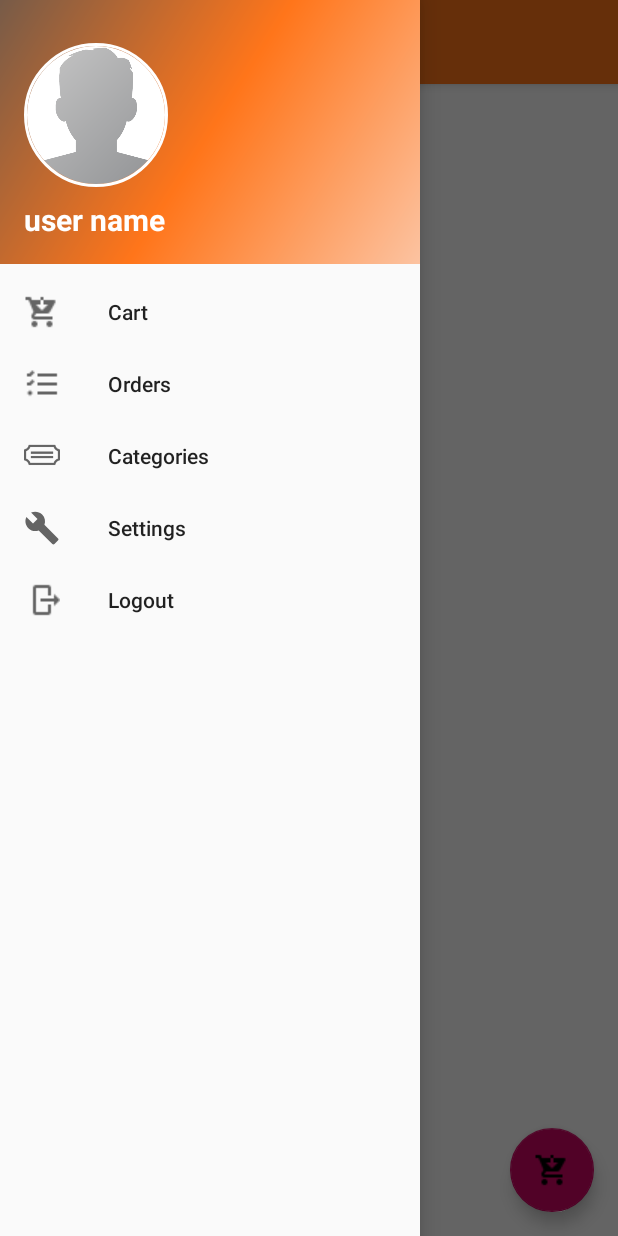
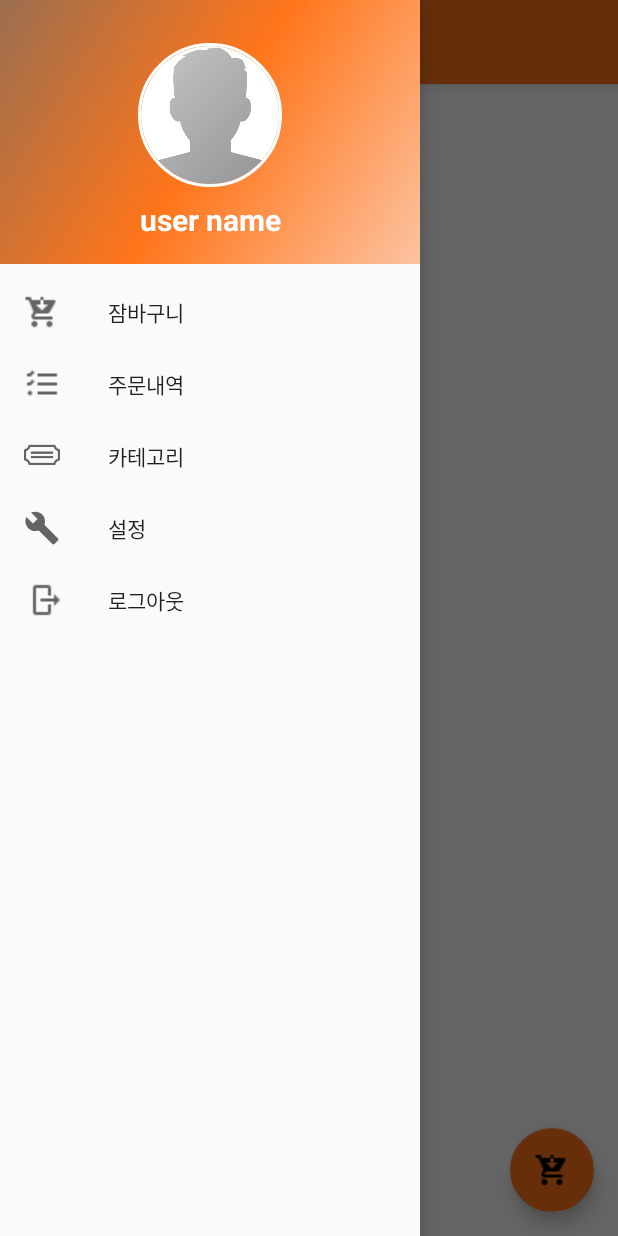
Before and after one commit to nomadlife/eCommerce_app, an Android app: the HomeActivity screen opened directly, with no data from a screen before it, with the side drawer open, on a phone screen of 412 x 824 dp. Run offline under Robolectric (Android 15) with nearby library versions, the phone set to English and light mode, and no system bars; our stand-ins replace CircleImageView; libraries missing offline, so code that uses them is left out: io.paperdb; 2 statements that could not run were skipped.

Commit message:
ch15. home, userdata, color

```diff
--- a/app/src/main/java/com/example/ecommerce/HomeActivity.java
+++ b/app/src/main/java/com/example/ecommerce/HomeActivity.java
@@ -3,6 +3,7 @@ package com.example.ecommerce;
 import android.content.Intent;
 import android.os.Bundle;
 
+import com.example.ecommerce.Prevalent.Prevalent;
 import com.google.android.material.floatingactionbutton.FloatingActionButton;
 import com.google.android.material.snackbar.Snackbar;
 
@@ -21,7 +22,9 @@ import androidx.appcompat.app.AppCompatActivity;
 import androidx.appcompat.widget.Toolbar;
 
 import android.view.Menu;
+import android.widget.TextView;
 
+import de.hdodenhof.circleimageview.CircleImageView;
 import io.paperdb.Paper;
 
 public class HomeActivity extends AppCompatActivity
@@ -47,13 +50,22 @@ public class HomeActivity extends AppCompatActivity
                         .setAction("Action", null).show();
             }
         });
+
         DrawerLayout drawer = findViewById(R.id.drawer_layout);
-        NavigationView navigationView = findViewById(R.id.nav_view);
         ActionBarDrawerToggle toggle = new ActionBarDrawerToggle(
                 this, drawer, toolbar, R.string.navigation_drawer_open, R.string.navigation_drawer_close);
         drawer.addDrawerListener(toggle);
         toggle.syncState();
+
+        NavigationView navigationView = findViewById(R.id.nav_view);
         navigationView.setNavigationItemSelectedListener(this);
+
+        View headerView = navigationView.getHeaderView(0);
+        TextView userNameTextView = headerView.findViewById(R.id.user_profile_name);
+        CircleImageView profileImageView = headerView.findViewById(R.id.user_profile_image);
+
+        userNameTextView.setText(Prevalent.currentOnlineUser.getName());
+
     }
 
     @Override
--- a/app/src/main/java/com/example/ecommerce/LoginActivity.java
+++ b/app/src/main/java/com/example/ecommerce/LoginActivity.java
@@ -95,6 +95,7 @@ public class LoginActivity extends AppCompatActivity {
                             LoadingBar.dismiss();
 
                             Intent intent = new Intent(LoginActivity.this, HomeActivity.class);
+                            Prevalent.currentOnlineUser = usersData;
                             startActivity(intent);
                         } else {
                             LoadingBar.dismiss();
--- a/app/src/main/java/com/example/ecommerce/Prevalent/Prevalent.java
+++ b/app/src/main/java/com/example/ecommerce/Prevalent/Prevalent.java
@@ -3,7 +3,8 @@ package com.example.ecommerce.Prevalent;
 import com.example.ecommerce.Model.Users;
 
 public class Prevalent {
-    private static Users currentOnlineUser;
+
+    public static Users currentOnlineUser;
 
     public static final String UserPhoneKey = "UserPhone";
     public static final String UserPasswordKey = "UserPassword";
--- a/app/src/main/res/drawable/side_nav_bar.xml
+++ b/app/src/main/res/drawable/side_nav_bar.xml
@@ -2,7 +2,7 @@
     android:shape="rectangle">
     <gradient
         android:angle="135"
-        android:endColor="#775B48"
+        android:endColor="#9B6E4F"
         android:centerColor="#FF751A"
         android:startColor="#FCC3A1"
         android:type="linear" />
--- a/app/src/main/res/layout/app_bar_home.xml
+++ b/app/src/main/res/layout/app_bar_home.xml
@@ -28,6 +28,7 @@
         android:layout_height="wrap_content"
         android:layout_gravity="bottom|end"
         android:layout_margin="@dimen/fab_margin"
-        app:srcCompat="@drawable/nav_cart" />
+        app:srcCompat="@drawable/nav_cart"
+        app:backgroundTint="@color/colorPrimary"/>
 
 </androidx.coordinatorlayout.widget.CoordinatorLayout>
--- a/app/src/main/res/layout/nav_header_home.xml
+++ b/app/src/main/res/layout/nav_header_home.xml
@@ -21,6 +21,7 @@
         android:src="@drawable/profile"
         app:civ_border_width="2dp"
         app:civ_border_color="@android:color/white"
+        android:layout_gravity="center"
         />
 
     <TextView
@@ -31,6 +32,7 @@
         android:textSize="20sp"
         android:textStyle="bold"
         android:text="user name"
+        android:gravity="center"
         android:textAppearance="@style/TextAppearance.AppCompat.Body1" />
 
 
--- a/app/src/main/res/menu/activity_home_drawer.xml
+++ b/app/src/main/res/menu/activity_home_drawer.xml
@@ -7,27 +7,27 @@
         <item
             android:id="@+id/nav_cart"
             android:icon="@drawable/nav_cart"
-            android:title="Cart"
+            android:title="잠바구니"
             android:iconTint="@android:color/white"/>
         <item
             android:id="@+id/nav_orders"
             android:icon="@drawable/orders"
-            android:title="Orders"
+            android:title="주문내역"
             android:iconTint="@android:color/white"/>
         <item
             android:id="@+id/nav_categories"
             android:icon="@drawable/category"
-            android:title="Categories"
+            android:title="카테고리"
             android:iconTint="@android:color/white"/>
         <item
             android:id="@+id/nav_settings"
             android:icon="@drawable/ic_menu_manage"
-            android:title="Settings"
+            android:title="설정"
             android:iconTint="@android:color/white"/>
         <item
             android:id="@+id/nav_logout"
             android:icon="@drawable/logout"
-            android:title="Logout"
+            android:title="로그아웃"
             android:iconTint="@android:color/white"/>
     </group>
 
```
